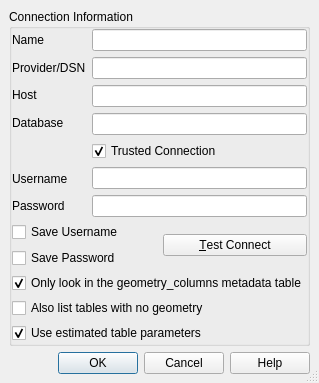
Old version of the form src/ui/qgsmssqlnewconnectionbase.ui in the repository kadas-albireo/kadas-albireo.
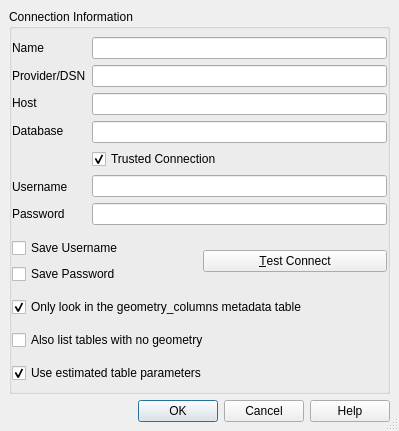
New version of the form.

The edit to the form file:
```diff
--- a/src/ui/qgsmssqlnewconnectionbase.ui
+++ b/src/ui/qgsmssqlnewconnectionbase.ui
@@ -6,8 +6,8 @@
    <rect>
     <x>0</x>
     <y>0</y>
-    <width>311</width>
-    <height>352</height>
+    <width>399</width>
+    <height>431</height>
    </rect>
   </property>
   <property name="sizePolicy">
```
Left out of the diff: 4 changed lines with no effect on the pictures.
